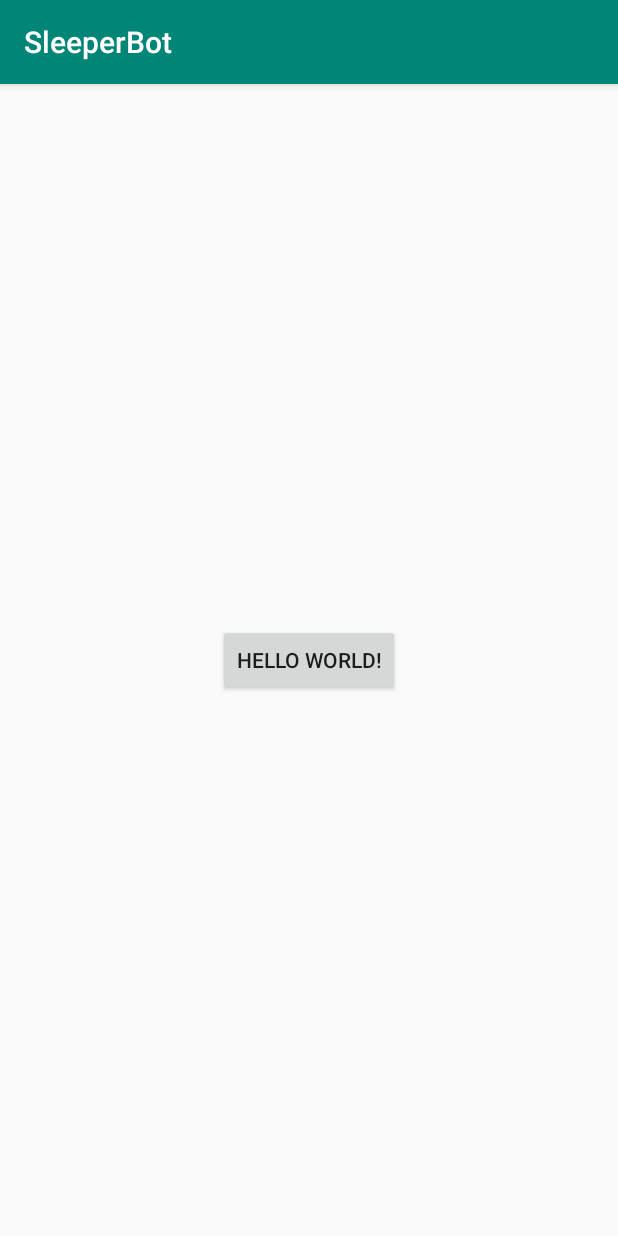
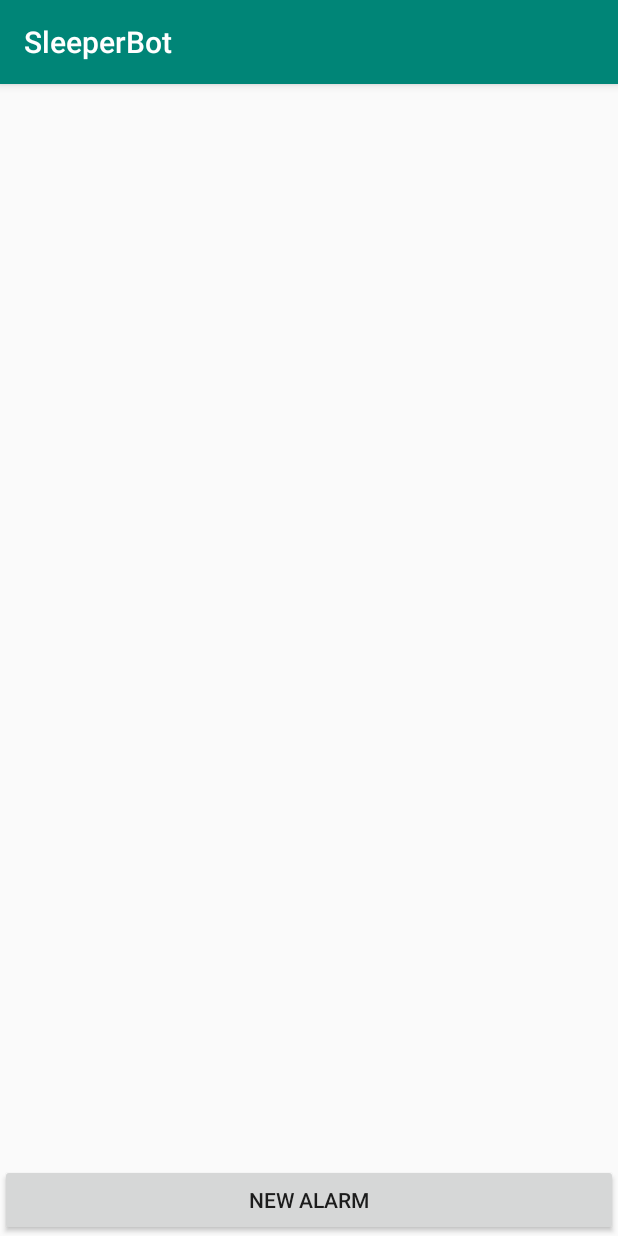
Before and after one commit to cabrito/SleeperBot, an Android app: the screen it shows after launch (MainActivity), on a phone screen of 412 x 824 dp. Run offline under Robolectric (Android 15) with nearby library versions, the phone set to English and light mode, and no system bars.

```diff
--- a/app/build.gradle
+++ b/app/build.gradle
@@ -25,4 +25,6 @@ dependencies {
     testImplementation 'junit:junit:4.12'
     androidTestImplementation 'com.android.support.test:runner:1.0.2'
     androidTestImplementation 'com.android.support.test.espresso:espresso-core:3.0.2'
+    implementation 'com.android.support:cardview-v7:28.0.0'
+    implementation 'com.android.support:recyclerview-v7:28.0.0'
 }
--- a/app/src/main/AndroidManifest.xml
+++ b/app/src/main/AndroidManifest.xml
@@ -9,7 +9,7 @@
         android:roundIcon="@mipmap/ic_launcher_round"
         android:supportsRtl="true"
         android:theme="@style/AppTheme">
-        <activity android:name=".AlarmsActivity"></activity>
+        <activity android:name=".activities.AlarmsActivity"></activity>
         <activity android:name=".MainActivity">
             <intent-filter>
                 <action android:name="android.intent.action.MAIN" />
--- a/app/src/main/java/io/github/scalrx/sleeperbot/MainActivity.java
+++ b/app/src/main/java/io/github/scalrx/sleeperbot/MainActivity.java
@@ -5,6 +5,8 @@ import android.support.v7.app.AppCompatActivity;
 import android.os.Bundle;
 import android.view.View;
 import android.widget.Button;
+
+import io.github.scalrx.sleeperbot.activities.AlarmsActivity;
 
 public class MainActivity extends AppCompatActivity
 {
@@ -16,7 +18,7 @@ public class MainActivity extends AppCompatActivity
         setContentView(R.layout.activity_main);
 
         // TODO: Actually make a real activity here. Instead, we're just making a placeholder button
-        Button placeholderButton = findViewById(R.id.button_placeholder);
+        Button placeholderButton = findViewById(R.id.button_new_alarm);
         placeholderButton.setOnClickListener(new View.OnClickListener()
         {
             @Override
--- a/app/src/main/java/io/github/scalrx/sleeperbot/AlarmsActivity.java
+++ b/app/src/main/java/io/github/scalrx/sleeperbot/activities/AlarmsActivity.java
@@ -1,7 +1,9 @@
-package io.github.scalrx.sleeperbot;
+package io.github.scalrx.sleeperbot.activities;
 
 import android.support.v7.app.AppCompatActivity;
 import android.os.Bundle;
+
+import io.github.scalrx.sleeperbot.R;
 
 public class AlarmsActivity extends AppCompatActivity
 {
--- /dev/null
+++ b/app/src/main/java/io/github/scalrx/sleeperbot/adapters/AlarmsAdapter.java
@@ -0,0 +1,5 @@
+package io.github.scalrx.sleeperbot.adapters;
+
+public class AlarmsAdapter
+{
+}
--- a/app/src/main/res/layout/activity_alarms.xml
+++ b/app/src/main/res/layout/activity_alarms.xml
@@ -4,6 +4,6 @@
     xmlns:tools="http://schemas.android.com/tools"
     android:layout_width="match_parent"
     android:layout_height="match_parent"
-    tools:context=".AlarmsActivity">
+    tools:context=".activities.AlarmsActivity">
 
 </android.support.constraint.ConstraintLayout>
--- a/app/src/main/res/layout/activity_main.xml
+++ b/app/src/main/res/layout/activity_main.xml
@@ -1,19 +1,26 @@
 <?xml version="1.0" encoding="utf-8"?>
-<android.support.constraint.ConstraintLayout xmlns:android="http://schemas.android.com/apk/res/android"
+<LinearLayout xmlns:android="http://schemas.android.com/apk/res/android"
     xmlns:app="http://schemas.android.com/apk/res-auto"
     xmlns:tools="http://schemas.android.com/tools"
     android:layout_width="match_parent"
     android:layout_height="match_parent"
+    android:orientation="vertical"
     tools:context=".MainActivity">
 
+    <!-- Alarm List -->
+    <android.support.v7.widget.RecyclerView
+        android:id="@+id/recycler_view_activity_alarms"
+        android:layout_width="match_parent"
+        android:layout_height="wrap_content"
+        android:orientation="vertical"
+        android:layout_weight="1">
+
+    </android.support.v7.widget.RecyclerView>
+
     <Button
-        android:id="@+id/button_placeholder"
-        android:layout_width="wrap_content"
+        android:id="@+id/button_new_alarm"
+        android:layout_width="match_parent"
         android:layout_height="wrap_content"
-        android:text="Hello World!"
-        app:layout_constraintBottom_toBottomOf="parent"
-        app:layout_constraintLeft_toLeftOf="parent"
-        app:layout_constraintRight_toRightOf="parent"
-        app:layout_constraintTop_toTopOf="parent" />
+        android:text="@string/activity_alarms_button_newalarm"/>
 
-</android.support.constraint.ConstraintLayout>
+</LinearLayout>
```
Also changed, not shown: app/src/main/res/layout/layout_alarm.xml (added, +113 -0 lines), app/src/main/res/values/strings.xml (+8 -0 lines).
